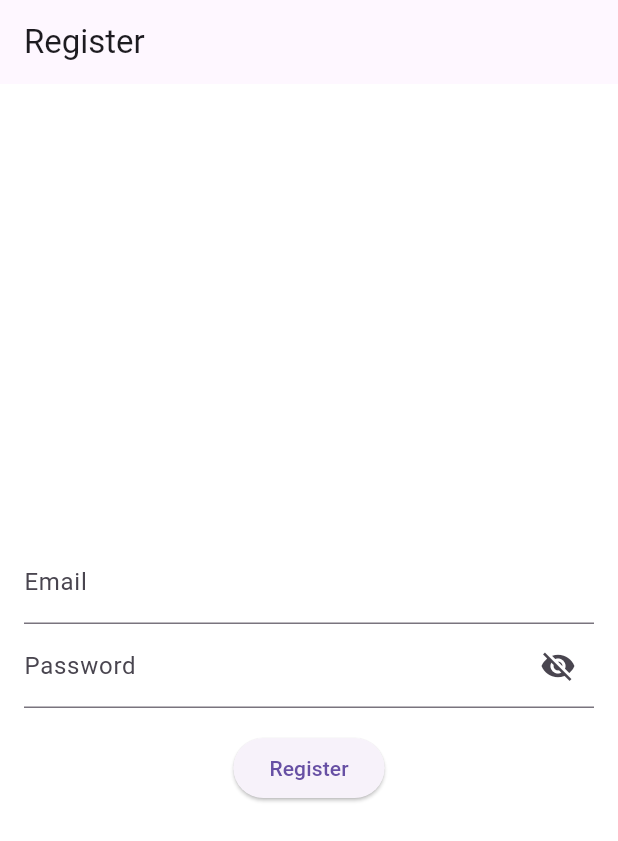
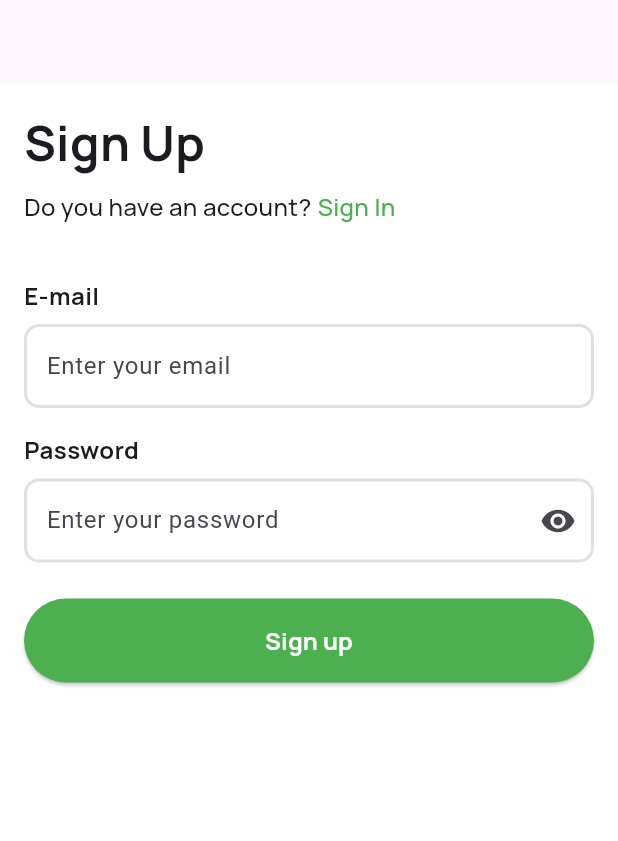
Before and after one commit to bakicpp/plant-app, a Flutter app: the screen it shows after launch, after a tap on "Sign Up", on a phone screen of 412 x 824 dp. Shown: the top 841 px of the screen. Run offline on Flutter 3.47's test engine with Material 3 defaults, Android fonts, the phone set to English and light mode, and no system bars; our stand-ins replace bloc, cloud_firestore, firebase_auth, firebase_core, firebase_storage, flutter_bloc and 4 more; accounts and stored records are empty.

Commit message:
changed register page ui

```diff
--- a/plant_app/lib/pages/login_page.dart
+++ b/plant_app/lib/pages/login_page.dart
@@ -131,7 +131,7 @@ class _LoginPageState extends State<LoginPage> {
                 state is PasswordHiddenState
                     ? Icons.visibility
                     : Icons.visibility_off,
-                color: Colors.green,
+                color: Colors.grey,
               ),
               onPressed: () => context
                   .read<PasswordVisibilityBloc>()
--- a/plant_app/lib/pages/register_page.dart
+++ b/plant_app/lib/pages/register_page.dart
@@ -1,7 +1,9 @@
 import 'package:flutter/material.dart';
 import 'package:flutter_bloc/flutter_bloc.dart';
+import 'package:google_fonts/google_fonts.dart';
 import 'package:plant_app/bloc/auth_bloc.dart';
 import 'package:plant_app/bloc/password_visibility_bloc.dart';
+import 'package:plant_app/pages/login_page.dart';
 
 class RegisterPage extends StatefulWidget {
   const RegisterPage({Key? key}) : super(key: key);
@@ -17,9 +19,7 @@ class _RegisterPageState extends State<RegisterPage> {
   @override
   Widget build(BuildContext context) {
     return Scaffold(
-      appBar: AppBar(
-        title: const Text('Register'),
-      ),
+      appBar: AppBar(),
       body: BlocListener<AuthBloc, AuthState>(
           listener: (context, state) {
             if (state is AuthAuthenticatedState) {
@@ -30,31 +30,90 @@ class _RegisterPageState extends State<RegisterPage> {
           },
           child: Padding(
             padding: const EdgeInsets.all(16.0),
+            child: SingleChildScrollView(
+              physics: const BouncingScrollPhysics(),
               child: Column(
                 mainAxisAlignment: MainAxisAlignment.center,
+                crossAxisAlignment: CrossAxisAlignment.start,
                 children: [
+                  Text("Sign Up",
+                      style: GoogleFonts.manrope(
+                          fontSize: 32, fontWeight: FontWeight.w700)),
+                  SizedBox(height: 8),
+                  Row(
+                    children: [
+                      Text("Do you have an account?",
+                          style: GoogleFonts.manrope(
+                            fontSize: 16,
+                            fontWeight: FontWeight.w500,
+                          )),
+                      SizedBox(width: 4),
+                      goLoginPage(context)
+                    ],
+                  ),
+                  SizedBox(height: 36.0),
+                  Text("E-mail",
+                      style: GoogleFonts.manrope(
+                          fontSize: 16, fontWeight: FontWeight.bold)),
+                  SizedBox(height: 8),
+                  SizedBox(
+                    height: 56,
+                    child: registerTextFields(
+                        controller: _emailController,
+                        hintText: 'Enter your email'),
+                  ),
                   const SizedBox(height: 16.0),
-              registerTextFields(
-                controller: _emailController,
-                labelText: 'Email',
-              ),
-              passwordTextField(),
+                  Text("Password",
+                      style: GoogleFonts.manrope(
+                          fontSize: 16, fontWeight: FontWeight.bold)),
+                  const SizedBox(height: 8),
+                  SizedBox(height: 56, child: passwordTextField()),
+                  const SizedBox(height: 24.0),
+                  SizedBox(
+                      width: double.infinity,
+                      height: 56,
+                      child: registerButton(context)),
                   const SizedBox(height: 16.0),
-              registerButton(context),
                 ],
               ),
             ),
-      ),
+          )),
+    );
+  }
+
+  GestureDetector goLoginPage(BuildContext context) {
+    return GestureDetector(
+      onTap: () {
+        Navigator.pushReplacement(
+          context,
+          MaterialPageRoute(
+              builder: (context) => BlocProvider(
+                    create: (context) => PasswordVisibilityBloc(),
+                    child: const LoginPage(),
+                  )),
+        );
+      },
+      child: Text("Sign In",
+          style: GoogleFonts.manrope(
+              fontSize: 16, fontWeight: FontWeight.w500, color: Colors.green)),
     );
   }
 
   ElevatedButton registerButton(BuildContext context) {
     return ElevatedButton(
+      style: ElevatedButton.styleFrom(
+        primary: Colors.green,
+        shape: RoundedRectangleBorder(
+          borderRadius: BorderRadius.circular(50),
+        ),
+      ),
       onPressed: () {
         context.read<AuthBloc>().add(
             AuthSignUpEvent(_emailController.text, _passwordController.text));
       },
-      child: const Text('Register'),
+      child: Text('Sign up',
+          style: GoogleFonts.manrope(
+              fontSize: 16, color: Colors.white, fontWeight: FontWeight.bold)),
     );
   }
 
@@ -64,7 +123,7 @@ class _RegisterPageState extends State<RegisterPage> {
       builder: (context, state) {
         return registerTextFields(
             controller: _passwordController,
-            labelText: "Password",
+            hintText: "Enter your password",
             obscureText: state is PasswordHiddenState,
             suffixIcon: IconButton(
               onPressed: () {
@@ -73,8 +132,8 @@ class _RegisterPageState extends State<RegisterPage> {
                     .add(TogglePasswordVisibilityEvent());
               },
               icon: Icon(state is PasswordHiddenState
-                  ? Icons.visibility_off
-                  : Icons.visibility),
+                  ? Icons.visibility
+                  : Icons.visibility_off),
             ));
       },
     );
@@ -82,7 +141,7 @@ class _RegisterPageState extends State<RegisterPage> {
 
   TextField registerTextFields({
     required TextEditingController controller,
-    required String labelText,
+    required String hintText,
     bool obscureText = false,
     suffixIcon,
   }) {
@@ -90,7 +149,22 @@ class _RegisterPageState extends State<RegisterPage> {
       obscureText: obscureText,
       controller: controller,
       decoration: InputDecoration(
-        labelText: labelText,
+        border: const OutlineInputBorder(
+          borderRadius: BorderRadius.all(Radius.circular(10)),
+          borderSide: BorderSide(color: Colors.blue, width: 2.0),
+          gapPadding: 3.0,
+        ),
+        enabledBorder: const OutlineInputBorder(
+          borderRadius: BorderRadius.all(Radius.circular(10)),
+          borderSide: BorderSide(color: Colors.black12, width: 2.0),
+          gapPadding: 3.0,
+        ),
+        focusedBorder: const OutlineInputBorder(
+          borderRadius: BorderRadius.all(Radius.circular(10)),
+          borderSide: BorderSide(color: Colors.green, width: 2.0),
+          gapPadding: 3.0,
+        ),
+        hintText: hintText,
         suffixIcon: suffixIcon,
       ),
     );
```
Lines whose indentation alone changed are shown as unchanged.
